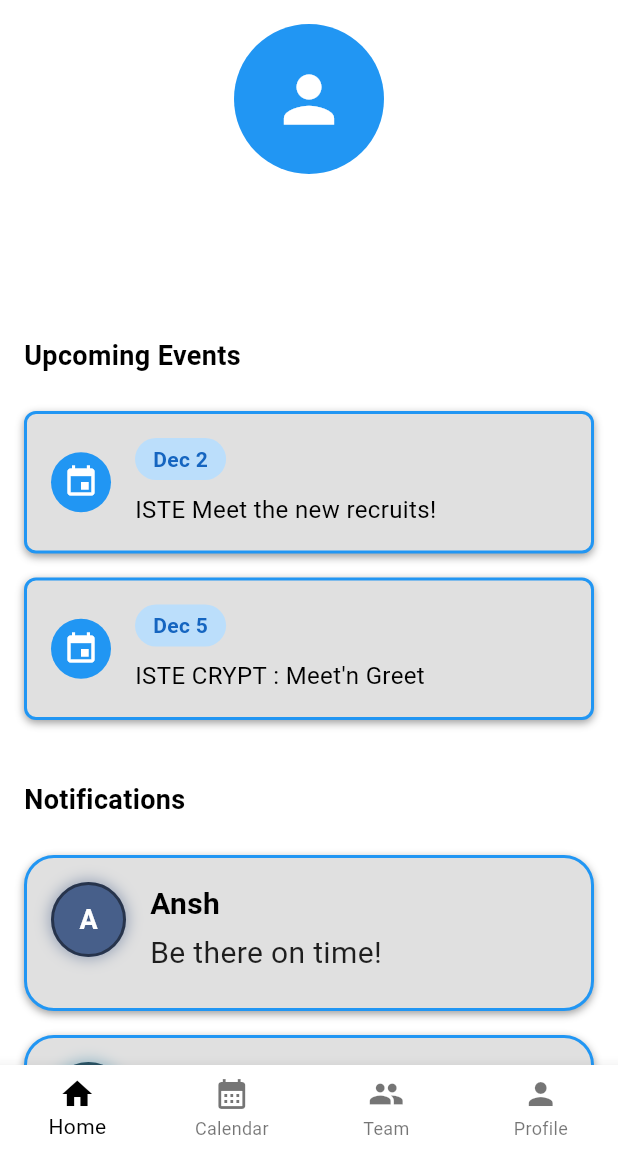
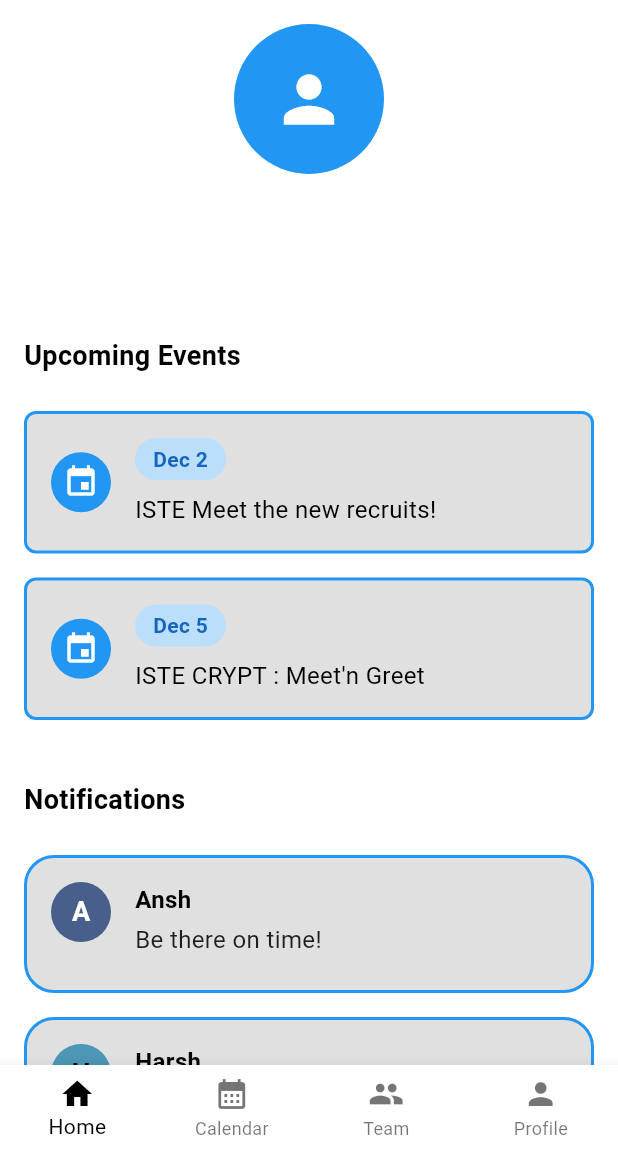
Before and after one commit to aparkhi83/27feb, a Flutter app: the ISTEApp screen opened directly, on a phone screen of 412 x 824 dp, the part 84-1236 px from its top. Run offline on Flutter 3.47's test engine with Material 3 defaults, Android fonts, the phone set to English and light mode, and no system bars; our stand-ins replace cloud_firestore, firebase_auth, firebase_core, google_fonts, table_calendar; accounts and stored records are empty.

Commit message:
18 march update

```diff
--- a/lib/Team_page.dart
+++ b/lib/Team_page.dart
@@ -382,11 +382,20 @@ class _TeamScreenState extends State<TeamScreen> {
             padding: const EdgeInsets.all(16.0),
             child: TextField(
               onChanged: filterSearchResults,
+              style: TextStyle(color: widget.isDarkMode ? Colors.white : Colors.black), // Text color
+              cursorColor: widget.isDarkMode ? Colors.white : Colors.blue, // Cursor color
               decoration: InputDecoration(
                 labelText: 'Search',
                 labelStyle: TextStyle(color: widget.isDarkMode ? Colors.white : Colors.black),
                 border: OutlineInputBorder(),
                 prefixIcon: Icon(Icons.search, color: widget.isDarkMode ? Colors.white : Colors.black),
+                // Border styling for dark mode
+                enabledBorder: OutlineInputBorder(
+                  borderSide: BorderSide(color: widget.isDarkMode ? Colors.grey : Colors.black45),
+                ),
+                focusedBorder: OutlineInputBorder(
+                  borderSide: BorderSide(color: widget.isDarkMode ? Colors.blue : Colors.blue),
+                ),
               ),
             ),
           ),
--- a/lib/landing.dart
+++ b/lib/landing.dart
@@ -365,13 +365,6 @@ class EventBox extends StatelessWidget {
           border: Border.all(color: Colors.blue, width: 2.0),
           color: isDarkMode ? Colors.grey[800] : Colors.grey[300],
           borderRadius: BorderRadius.circular(8.0),
-          boxShadow: [
-            BoxShadow(
-              color: isDarkMode ? Colors.black54 : Colors.grey,
-              offset: Offset(0, 2),
-              blurRadius: 4.0,
-            ),
-          ],
         ),
         child: Row(
           children: [
@@ -494,35 +487,16 @@ class NotificationBox extends StatelessWidget {
           border: Border.all(color: Colors.blue, width: 2.0),
           color: isDarkMode ? Colors.grey[800] : Colors.grey[300],
           borderRadius: BorderRadius.circular(20.0),
-          boxShadow: [
-            BoxShadow(
-              color: isDarkMode ? Colors.black54 : Colors.grey,
-              offset: Offset(0, 2),
-              blurRadius: 4.0,
-            ),
-          ],
         ),
         child: Row(
           crossAxisAlignment: CrossAxisAlignment.start,
           children: [
-            // Enhanced avatar with dynamic color and decorative elements
             Container(
-              width: 50,
-              height: 50,
+              width: 40,
+              height: 40,
               decoration: BoxDecoration(
                 shape: BoxShape.circle,
                 color: avatarColor,
-                border: Border.all(
-                  color: isDarkMode ? Colors.white70 : Colors.black45,
-                  width: 2,
-                ),
-                boxShadow: [
-                  BoxShadow(
-                    color: avatarColor.withOpacity(0.5),
-                    blurRadius: 8,
-                    spreadRadius: 1,
-                  ),
-                ],
               ),
               child: Center(
                 child: Text(
@@ -548,7 +522,7 @@ class NotificationBox extends StatelessWidget {
                     style: TextStyle(
                       color: isDarkMode ? Colors.white : Colors.black,
                       fontWeight: FontWeight.bold,
-                      fontSize: 20,
+                      fontSize: 16,
                     ),
                   ),
                   SizedBox(height: 4),
@@ -557,7 +531,7 @@ class NotificationBox extends StatelessWidget {
                     message,
                     style: TextStyle(
                       color: isDarkMode ? Colors.white70 : Colors.black87,
-                      fontSize: 20,
+                      fontSize: 16,
                     ),
                   ),
                   SizedBox(height: 6),
```
Also changed, not shown: 6 other files.
